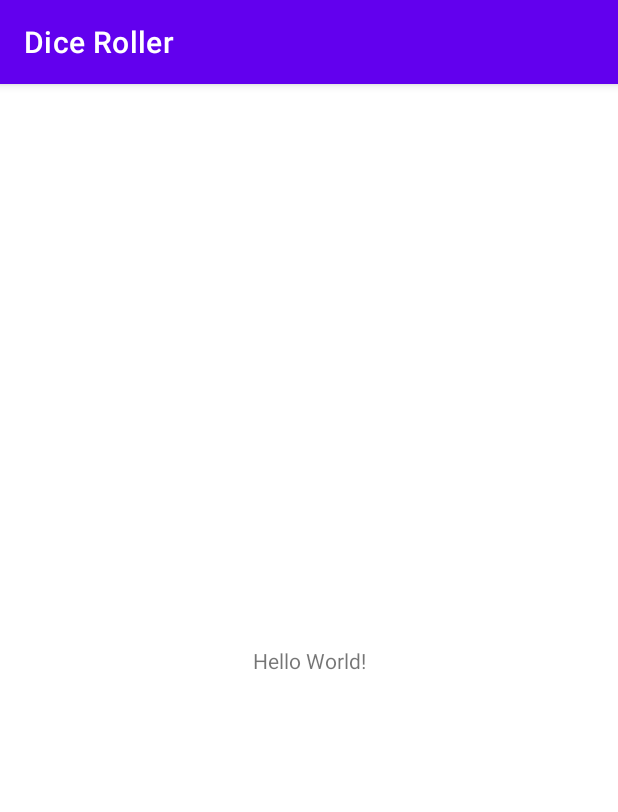
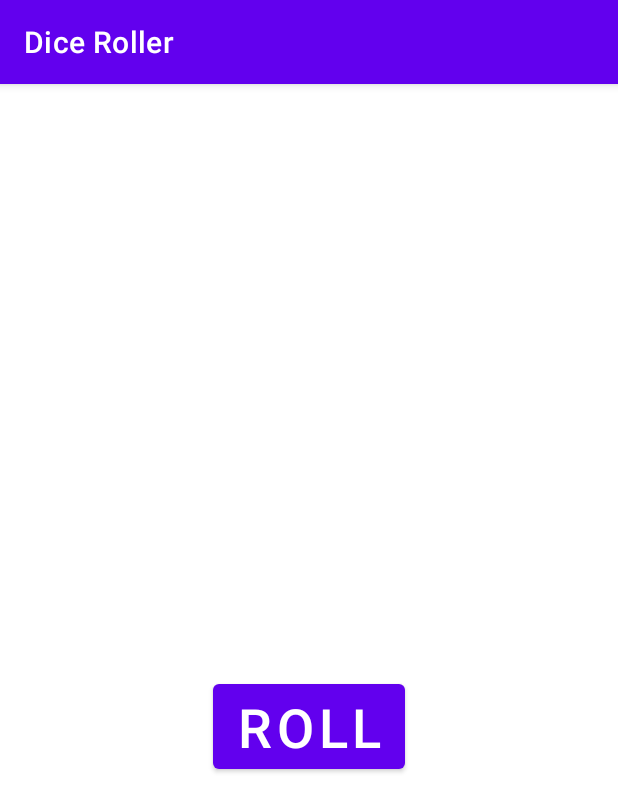
Before and after one commit to LionnelT/kotlin-dice-roller, an Android app: the screen it shows after launch (MainActivity), on a phone screen of 412 x 824 dp. Shown: the top 812 px of the screen. Run offline under Robolectric (Android 15) with nearby library versions, the phone set to English and light mode, and no system bars.

Commit message:
partially done

```diff
--- a/app/src/main/res/layout/activity_main.xml
+++ b/app/src/main/res/layout/activity_main.xml
@@ -7,12 +7,23 @@
     tools:context=".MainActivity">
 
     <TextView
+        android:id="@+id/textView"
         android:layout_width="wrap_content"
         android:layout_height="wrap_content"
-        android:text="Hello World!"
         app:layout_constraintBottom_toBottomOf="parent"
         app:layout_constraintLeft_toLeftOf="parent"
         app:layout_constraintRight_toRightOf="parent"
-        app:layout_constraintTop_toTopOf="parent" />
+        app:layout_constraintTop_toTopOf="parent"
+        tools:text="1" />
+
+    <Button
+        android:id="@+id/button"
+        android:layout_width="wrap_content"
+        android:layout_height="wrap_content"
+        android:text="@string/roll"
+        android:textSize="36sp"
+        app:layout_constraintEnd_toEndOf="parent"
+        app:layout_constraintStart_toStartOf="parent"
+        app:layout_constraintTop_toBottomOf="@+id/textView" />
 
 </androidx.constraintlayout.widget.ConstraintLayout>
--- a/app/src/main/res/values/strings.xml
+++ b/app/src/main/res/values/strings.xml
@@ -1,3 +1,4 @@
 <resources>
     <string name="app_name">Dice Roller</string>
+    <string name="roll">Roll</string>
 </resources>
```
Also changed, not shown: app/src/main/java/com/example/diceroller/MainActivity.kt (+25 -0 lines).
